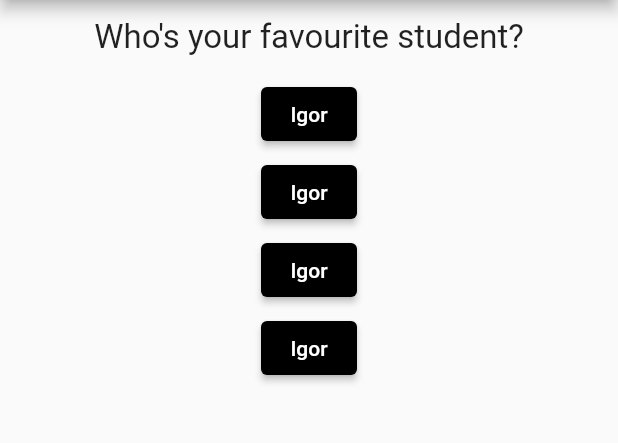
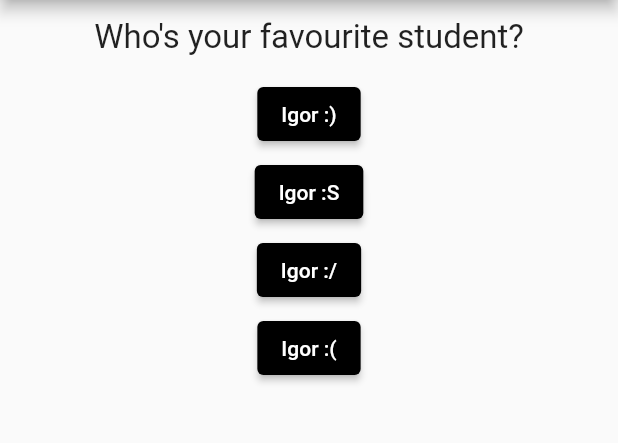
Before and after one commit to IgorMagal/Flutter-QuizApp, a Flutter app: the screen it shows after launch, after a tap on "Black", after a tap on "Dog", on a phone screen of 412 x 824 dp, the part 84-527 px from its top. Run offline on Flutter 3.47's test engine with Material 2 defaults, Android fonts, the phone set to English and light mode, and no system bars.

```diff
--- a/lib/main.dart
+++ b/lib/main.dart
@@ -16,21 +16,37 @@ class _App1State extends State<App1> {
   final _questions = const [
     {
       'questionText': 'What\'s your favourite color?',
-      'answers': ['Black', 'Red', 'Green', 'White'],
+      'answers': [
+        {'text': 'Black', 'score': 10},
+        {'text': 'Red', 'score': 7},
+        {'text': 'Green', 'score': 4},
+        {'text': 'White', 'score': 1}
+      ],
     },
     {
       'questionText': 'What\'s your favourite animal?',
-      'answers': ['Cat', 'Dog', 'Lion', 'Rat'],
+      'answers': [
+        {'text': 'Cat', 'score': 10},
+        {'text': 'Dog', 'score': 7},
+        {'text': 'Lion', 'score': 4},
+        {'text': 'Rat', 'score': 1}
+      ],
     },
     {
       'questionText': 'Who\'s your favourite student?',
-      'answers': ['Igor', 'Igor', 'Igor', 'Igor'],
+      'answers': [
+        {'text': 'Igor :)', 'score': 4},
+        {'text': 'Igor :S', 'score': 3},
+        {'text': 'Igor :/', 'score': 2},
+        {'text': 'Igor :(', 'score': 1}
+      ],
     },
   ];
 
   var _questionIndex = 0; // Used to control what question appear on the screen.
-
-  void _answerQuestion() {
+  var _totalScore = 0;
+  void _answerQuestion(int score) {
+    _totalScore += score;
     setState(() {
       _questionIndex++;
     });
@@ -54,6 +70,6 @@ class _App1State extends State<App1> {
                     questions: _questions,
                     answerQuestion: _answerQuestion,
                   )
-                : Result()));
+                : Result(_totalScore)));
   }
 }
--- a/lib/quiz.dart
+++ b/lib/quiz.dart
@@ -17,8 +17,9 @@ class Quiz extends StatelessWidget {
     return Column(
       children: [
         Question(questions[questionIndex]['questionText']),
-        ...(questions[questionIndex]['answers'] as List<String>).map((answer) {
-          return Answer(answerQuestion, answer);
+        ...(questions[questionIndex]['answers'] as List<Map<String, Object>>)
+            .map((answer) {
+          return Answer(() => answerQuestion(answer['score']), answer['text']);
         }).toList()
       ],
     );
```
Also changed, not shown: lib/result.dart (+18 -1 lines).
